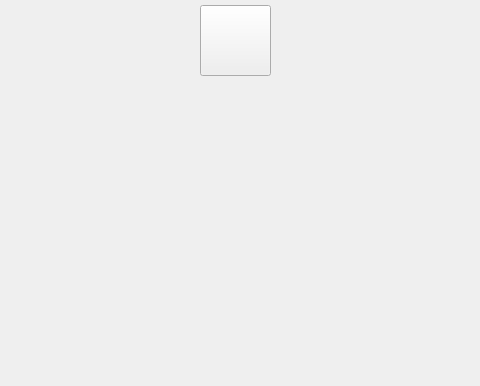
Qt form mainwindow.ui (lariCath/ShiftScheduler) before a commit; both pictures show x 170 to 650 and y 214 to 600 of the 800 by 600 pixel window.
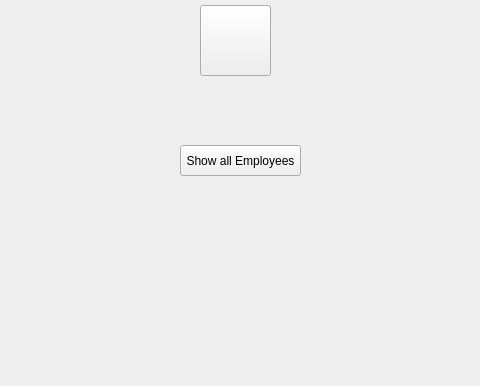
The same form after that commit. Icons and pictures are not drawn.

Commit message: Add displayEmployeeWindow and switch all strings to QStrings

Diff of the .ui file:
```diff
--- a/mainwindow.ui
+++ b/mainwindow.ui
@@ -66,6 +66,19 @@
      </size>
     </property>
    </widget>
+   <widget class="QPushButton" name="pushButtonShowAllEmployees">
+    <property name="geometry">
+     <rect>
+      <x>350</x>
+      <y>340</y>
+      <width>121</width>
+      <height>31</height>
+     </rect>
+    </property>
+    <property name="text">
+     <string>Show all Employees</string>
+    </property>
+   </widget>
   </widget>
   <widget class="QMenuBar" name="menubar">
    <property name="geometry">
```
The commit also changes 12 other files.
